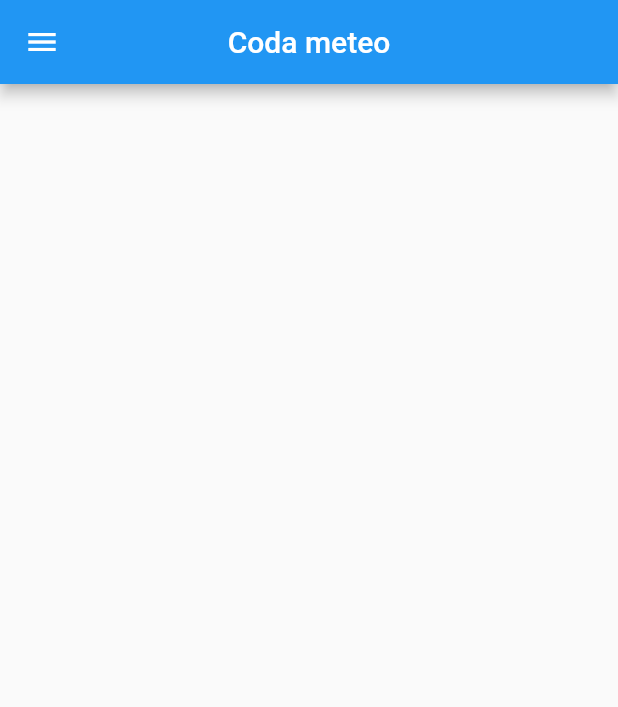
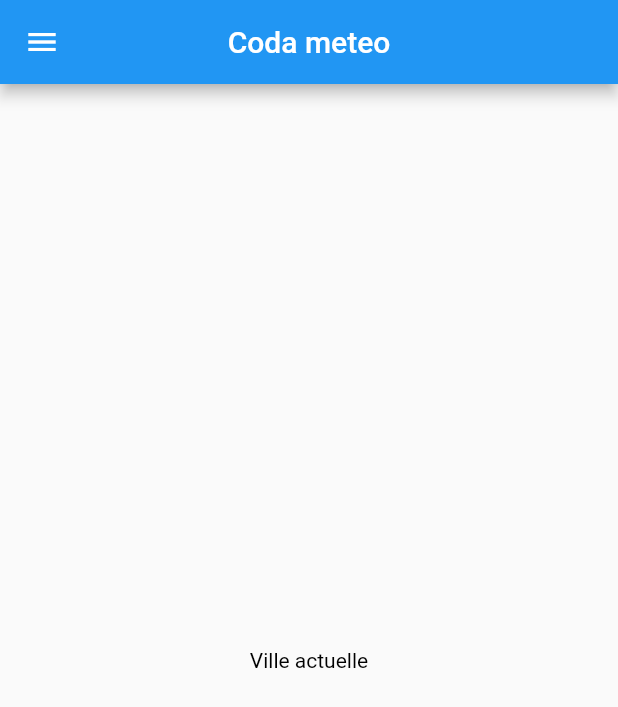
Before and after one commit to fabuloussTeam/LitleApp-Meteo, a Flutter app: the screen it shows after launch, on a phone screen of 412 x 824 dp. Shown: the top 707 px of the screen. Run offline on Flutter 3.47's test engine with Material 2 defaults, Android fonts, the phone set to English and light mode, and no system bars.

Commit message:
Selection d'une ville simplement et affichage dans le body

```diff
--- a/lib/main.dart
+++ b/lib/main.dart
@@ -29,7 +29,7 @@ class MyHomePage extends StatefulWidget {
 class _MyHomePageState extends State<MyHomePage> {
 
   List<String> villes = ["Paris", "Bordeaux", "Marseilles"];
-
+  String villeChoisit;
 
   @override
   Widget build(BuildContext context) {
@@ -46,6 +46,12 @@ class _MyHomePageState extends State<MyHomePage> {
               itemBuilder: (context, i){
                   return new ListTile(
                     title: new Text(villes[i]),
+                    onTap: (){
+                      setState(() {
+                        villeChoisit = villes[i];
+                        Navigator.pop(context);
+                      });
+                    },
                   );
               }
           ),
@@ -53,6 +59,10 @@ class _MyHomePageState extends State<MyHomePage> {
         ),
       ),
       body: new Center(
+          child: new Text(
+              (villeChoisit == null) ? "Ville actuelle": villeChoisit,
+            style: new TextStyle(color: Colors.black),
+          ),
 
       ),
     );
```
